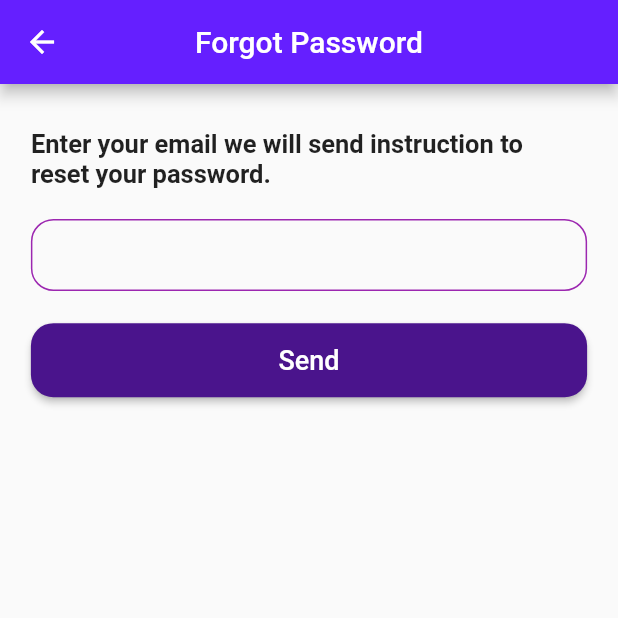
After one commit to InTouch-Mental-Health-Care-App/In-Touch, a Flutter app: the screen it shows after launch, after a tap on "Forgot Password", on a phone screen of 412 x 824 dp, the top half of it. The commit adds this screen. Run offline on Flutter 3.47's test engine with Material 2 defaults, Android fonts, the phone set to English and light mode, and no system bars; our stand-ins replace flutter_svg.

Commit message:
forgot password UI

```diff
--- /dev/null
+++ b/lib/screens/forgot_password.dart
@@ -0,0 +1,76 @@
+import 'package:flutter/material.dart';
+
+class ForgotPasswordScreen extends StatelessWidget {
+  @override
+  Widget build(BuildContext context) {
+    return Scaffold(
+        appBar: AppBar(
+          title: Text("Forgot Password"),
+          backgroundColor: Colors.deepPurpleAccent[400],
+          centerTitle: true,
+        ),
+        body: Column(
+          children: [
+            Center(
+              child: Column(
+                children: [
+                  SizedBox(
+                    height: 30,
+                  ),
+                  Container(
+                    width: MediaQuery.of(context).size.width * 0.9,
+                    child: Text(
+                      "Enter your email we will send instruction to reset your password.",
+                      style: TextStyle(
+                        fontWeight: FontWeight.bold,
+                        fontSize: 17,
+                      ),
+                    ),
+                  ),
+                  SizedBox(
+                    height: 20,
+                  ),
+                  Container(
+                    width: MediaQuery.of(context).size.width * 0.9,
+                    height: MediaQuery.of(context).size.height * 0.06,
+                    child: TextField(
+                      obscureText: true,
+                      decoration: InputDecoration(
+                        contentPadding: EdgeInsets.all(10),
+                        border: OutlineInputBorder(
+                          borderRadius: BorderRadius.circular(15),
+                        ),
+                        enabledBorder: OutlineInputBorder(
+                          borderRadius: BorderRadius.circular(15),
+                          borderSide: BorderSide(color: Colors.purple),
+                        ),
+                      ),
+                      style:
+                          TextStyle(fontSize: 16, fontWeight: FontWeight.bold),
+                    ),
+                  ),
+                  SizedBox(
+                    height: 20,
+                  ),
+                  Container(
+                    width: MediaQuery.of(context).size.width * 0.9,
+                    height: MediaQuery.of(context).size.height * 0.06,
+                    child: RaisedButton(
+                      shape: RoundedRectangleBorder(
+                        borderRadius: BorderRadius.circular(15.0),
+                      ),
+                      color: Colors.purple[900],
+                      onPressed: () {},
+                      child: Text(
+                        "Send",
+                        style: TextStyle(color: Colors.white, fontSize: 18),
+                      ),
+                    ),
+                  ),
+                ],
+              ),
+            )
+          ],
+        ));
+  }
+}
--- /dev/null
+++ b/lib/screens/login_screen.dart
@@ -0,0 +1,144 @@
+import 'package:flutter/material.dart';
+import 'package:flutter_svg/flutter_svg.dart';
+
+class LoginScreen extends StatelessWidget {
+  @override
+  Widget build(BuildContext context) {
+    return Scaffold(
+      body: SingleChildScrollView(
+        child: Center(
+          child: Container(
+            child: Column(
+              children: [
+                SizedBox(
+                  height: 100,
+                ),
+                Text(
+                  "LOGIN",
+                  style: TextStyle(
+                      fontSize: 18,
+                      fontWeight: FontWeight.w900,
+                      color: Colors.deepPurpleAccent[400]),
+                ),
+                SizedBox(
+                  height: 10,
+                ),
+                SvgPicture.asset(
+                  "assets/images/LoginImg.svg",
+                  height: 150,
+                  width: 150,
+                ),
+                SizedBox(
+                  height: 20,
+                ),
+                Text(
+                  'Email',
+                  style: TextStyle(
+                      fontSize: 20,
+                      fontWeight: FontWeight.bold,
+                      color: Colors.purple[700]),
+                ),
+                SizedBox(
+                  height: 10,
+                ),
+                Container(
+                  width: MediaQuery.of(context).size.width * 0.9,
+                  height: MediaQuery.of(context).size.height * 0.06,
+                  child: TextField(
+                    keyboardType: TextInputType.emailAddress,
+                    decoration: InputDecoration(
+                      contentPadding: EdgeInsets.all(10),
+                      hintText: "Enter your Email",
+                      border: OutlineInputBorder(
+                        borderRadius: BorderRadius.circular(15),
+                      ),
+                      enabledBorder: OutlineInputBorder(
+                        borderRadius: BorderRadius.circular(15),
+                        borderSide: BorderSide(color: Colors.purple),
+                      ),
+                    ),
+                    style: TextStyle(fontSize: 16, fontWeight: FontWeight.bold),
+                  ),
+                ),
+                SizedBox(
+                  height: 10,
+                ),
+                Text(
+                  'Password',
+                  style: TextStyle(
+                      fontSize: 20,
+                      fontWeight: FontWeight.bold,
+                      color: Colors.purple[700]),
+                ),
+                SizedBox(
+                  height: 10,
+                ),
+                Container(
+                  width: MediaQuery.of(context).size.width * 0.9,
+                  height: MediaQuery.of(context).size.height * 0.06,
+                  child: TextField(
+                    obscureText: true,
+                    decoration: InputDecoration(
+                      contentPadding: EdgeInsets.all(10),
+                      hintText: "Enter your Password",
+                      border: OutlineInputBorder(
+                        borderRadius: BorderRadius.circular(15),
+                      ),
+                      enabledBorder: OutlineInputBorder(
+                        borderRadius: BorderRadius.circular(15),
+                        borderSide: BorderSide(color: Colors.purple),
+                      ),
+                    ),
+                    style: TextStyle(fontSize: 16, fontWeight: FontWeight.bold),
+                  ),
+                ),
+                SizedBox(
+                  height: 30,
+                ),
+                Container(
+                  width: MediaQuery.of(context).size.width * 0.9,
+                  height: MediaQuery.of(context).size.height * 0.06,
+                  child: RaisedButton(
+                    shape: RoundedRectangleBorder(
+                        borderRadius: BorderRadius.circular(15.0),
+                        side:
+                            BorderSide(color: Colors.deepPurpleAccent[400], width: 3.0)),
+                    color: Colors.purple[900],
+                    onPressed: () {},
+                    child: Text(
+                      "Log In",
+                      style: TextStyle(color: Colors.white, fontSize: 18),
+                    ),
+                  ),
+                ),
+                SizedBox(
+                  height: 30,
+                ),
+                GestureDetector(
+                  onTap: () => Navigator.pushNamed(context, '/ForgotPassword'),
+                  child: Text(
+                    'Forgot Password',
+                    style: TextStyle(
+                        fontSize: 17,
+                        fontWeight: FontWeight.bold,
+                        color: Colors.purple[700]),
+                  ),
+                ),
+                SizedBox(
+                  height: 5,
+                ),
+                Text(
+                  'Create An Account',
+                  style: TextStyle(
+                      fontSize: 17,
+                      fontWeight: FontWeight.bold,
+                      color: Colors.purple[700]),
+                ),
+              ],
+            ),
+          ),
+        ),
+      ),
+    );
+  }
+}
--- /dev/null
+++ b/lib/screens/screens.dart
@@ -0,0 +1,2 @@
+export 'login_screen.dart';
+export 'forgot_password.dart';
```
Also changed, not shown: lib/main.dart (+11 -144 lines).
